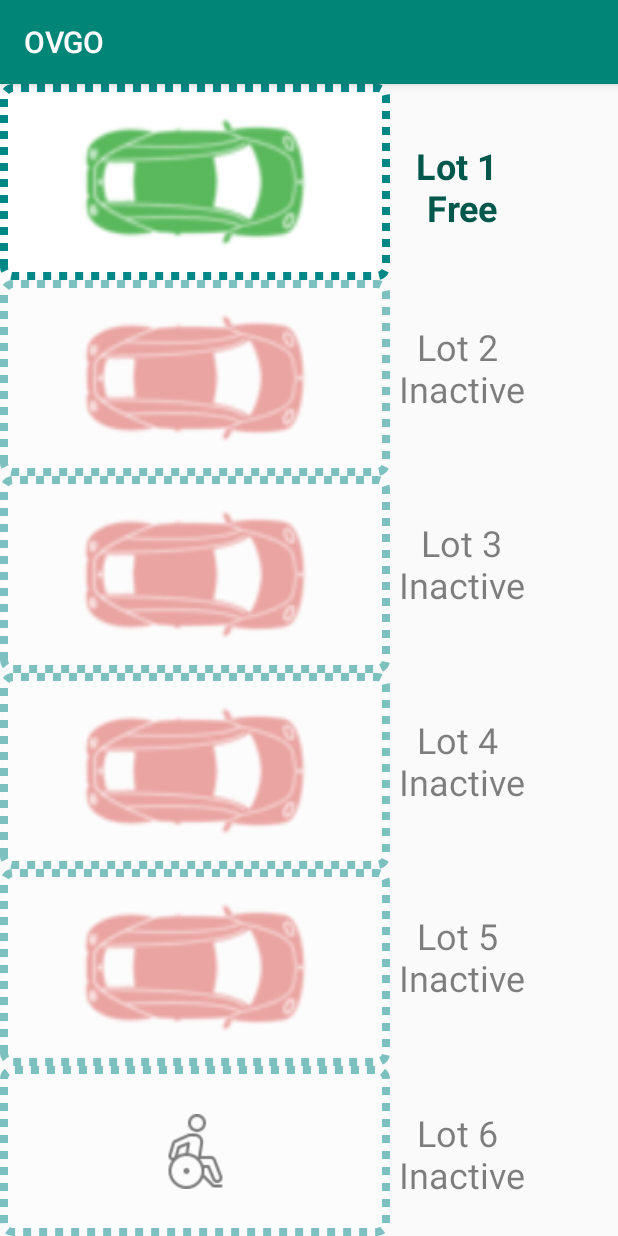
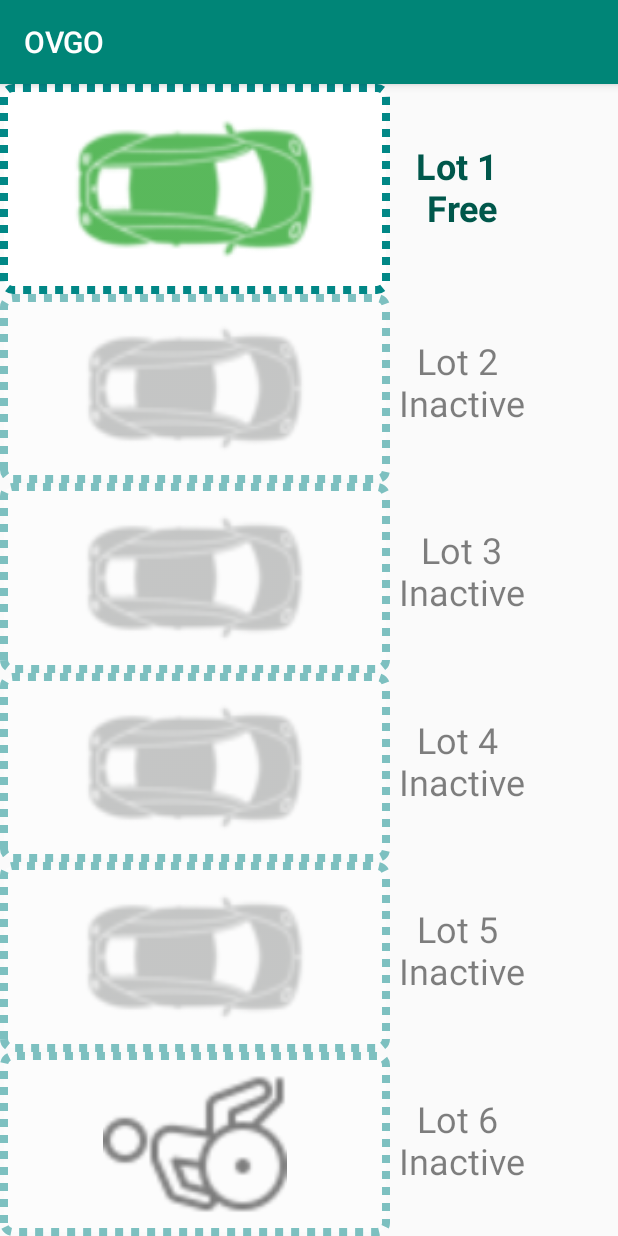
Before and after one commit to poorvimb/OVGOSmartParking, an Android app: the ParkingLotActivity screen opened directly, with no data from a screen before it, on a phone screen of 412 x 824 dp. Run offline under Robolectric (Android 15) with nearby library versions, the phone set to English and light mode, and no system bars.

Commit message:
small changes in parking lot UI

```diff
--- a/app/src/main/res/layout/activity_parking_lot.xml
+++ b/app/src/main/res/layout/activity_parking_lot.xml
@@ -45,7 +45,7 @@
             app:layout_gravity="fill"
             app:layout_row="1"
             app:layout_rowWeight="1"
-            app:srcCompat="@drawable/carred" />
+            app:srcCompat="@drawable/cargray" />
 
         <ImageButton
             android:id="@+id/imageButton3"
@@ -61,7 +61,7 @@
             app:layout_gravity="fill"
             app:layout_row="2"
             app:layout_rowWeight="1"
-            app:srcCompat="@drawable/carred" />
+            app:srcCompat="@drawable/cargray" />
 
         <ImageButton
             android:id="@+id/imageButton4"
@@ -77,7 +77,7 @@
             app:layout_gravity="fill"
             app:layout_row="3"
             app:layout_rowWeight="1"
-            app:srcCompat="@drawable/carred" />
+            app:srcCompat="@drawable/cargray" />
 
         <ImageButton
             android:id="@+id/imageButton5"
@@ -93,7 +93,7 @@
             app:layout_gravity="fill"
             app:layout_row="4"
             app:layout_rowWeight="1"
-            app:srcCompat="@drawable/carred" />
+            app:srcCompat="@drawable/cargray" />
 
         <ImageButton
             android:id="@+id/imageButton6"
@@ -102,7 +102,7 @@
             android:alpha="0.5"
             android:background="@drawable/my_button_bg"
             android:onClick="parkingLotStatus"
-            android:scaleType="centerInside"
+            android:scaleType="fitCenter"
             android:tag="6"
             app:layout_column="0"
             app:layout_columnWeight="1"
```
Also changed, not shown: app/src/main/res/drawable/wheelchair.png.
